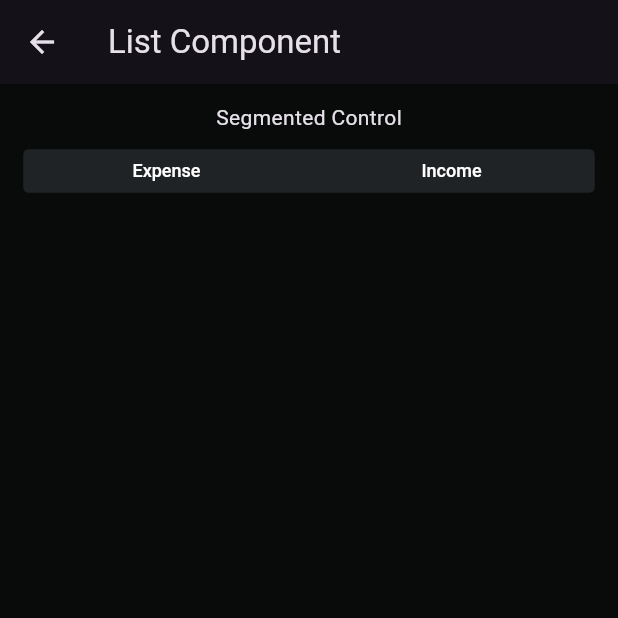
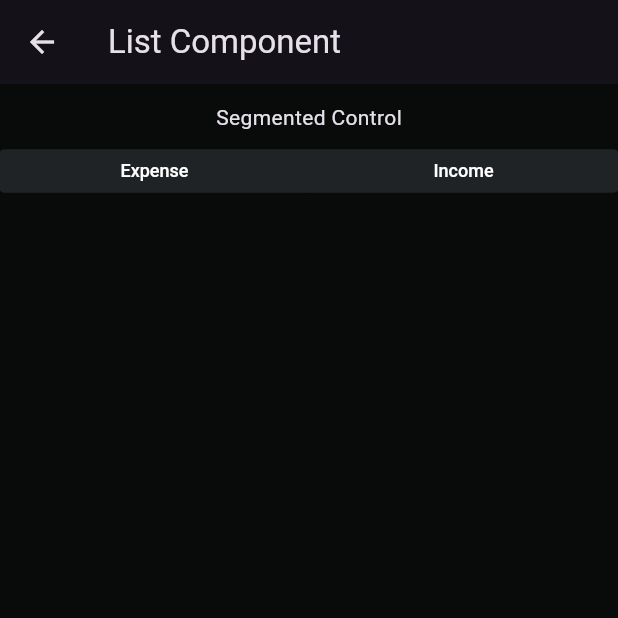
Before and after one commit to ghonijee/app-ui, a Flutter app: the ListComponentPage screen opened directly, on a phone screen of 412 x 824 dp, the top half of it. Run offline on Flutter 3.47's test engine with Material 2 defaults, Android fonts, the phone set to English and light mode, and no system bars; our stand-ins replace carousel_slider, flutter_multi_formatter; Roboto replaces fonts that are missing (Inter-Medium).

Commit message:
chore: add utils file export dart

```diff
--- a/lib/app_ui.dart
+++ b/lib/app_ui.dart
@@ -4,3 +4,4 @@ export 'package:app_ui/atom/atom.dart';
 export 'package:app_ui/molecules/molecules.dart';
 export 'organisms/organisms.dart';
 export 'package:carousel_slider/carousel_slider.dart';
+export 'utils/utils.dart';
--- a/lib/molecules/segmented_control.dart
+++ b/lib/molecules/segmented_control.dart
@@ -54,6 +54,7 @@ class _SegmentedControlState extends State<SegmentedControl> {
     return SizedBox(
       width: double.infinity,
       child: CupertinoSegmentedControl(
+        padding: EdgeInsets.zero,
         groupValue: widget.groupValue,
         borderColor: context.theme.appColors.ink.darker,
         unselectedColor: context.theme.appColors.ink.darker,
--- /dev/null
+++ b/lib/utils/utils.dart
@@ -0,0 +1,3 @@
+export 'numeric_formatter.dart';
+export 'string_extension.dart';
+export 'theme_extension.dart';
```
